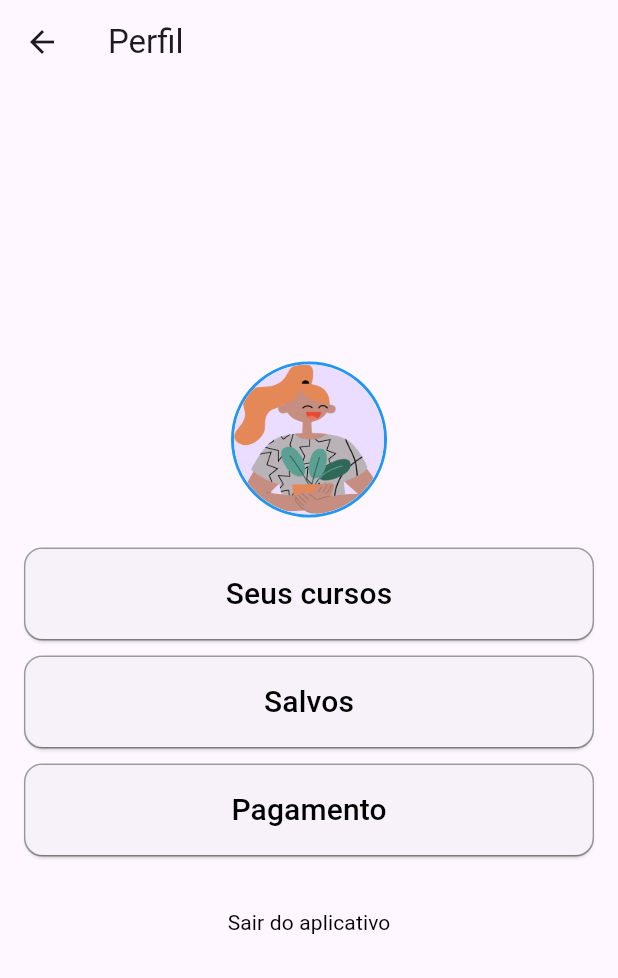
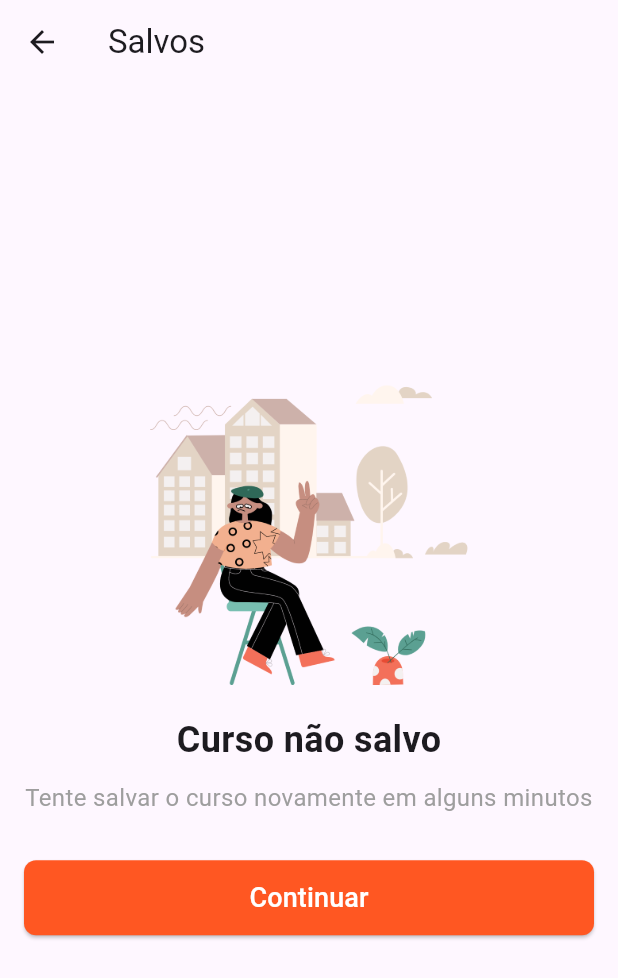
Before and after one commit to vctrsoares/Projeto_titan, a Flutter app: the ProfilePage screen opened directly, after a tap on "Salvos", on a phone screen of 412 x 824 dp. Shown: the top 978 px of the screen. Run offline on Flutter 3.47's test engine with Material 3 defaults, Android fonts, the phone set to English and light mode, and no system bars.

Commit message:
Adicionando pagina de pagamento e pagina de salvos

```diff
--- /dev/null
+++ b/projeto_final_TITAN/lib/screens/not_saved_screen.dart
@@ -0,0 +1,65 @@
+import 'package:flutter/material.dart';
+
+class SavedCoursesPage extends StatelessWidget {
+  const SavedCoursesPage({Key? key}) : super(key: key);
+
+  @override
+  Widget build(BuildContext context) {
+    return Scaffold(
+      appBar: AppBar(
+        title: const Text('Salvos'),
+        leading: IconButton(
+          icon: const Icon(Icons.arrow_back),
+          onPressed: () {
+            Navigator.pop(context);
+          },
+        ),
+      ),
+      body: Center(
+        child: Padding(
+          padding: const EdgeInsets.all(16.0),
+          child: Column(
+            mainAxisAlignment: MainAxisAlignment.center,
+            children: <Widget>[
+              Image.asset(
+                'assets/images/image_notsaved.png', // Coloque a imagem apropriada aqui
+                height: 200,
+              ),
+              const SizedBox(height: 20),
+              const Text(
+                'Curso não salvo',
+                style: TextStyle(fontSize: 24, fontWeight: FontWeight.bold),
+              ),
+              const SizedBox(height: 10),
+              const Text(
+                'Tente salvar o curso novamente em alguns minutos',
+                textAlign: TextAlign.center,
+                style: TextStyle(fontSize: 16, color: Colors.grey),
+              ),
+              const SizedBox(height: 30),
+              ElevatedButton(
+                onPressed: () {
+                  Navigator.pop(context);
+                },
+                style: ElevatedButton.styleFrom(
+                  backgroundColor: Colors.deepOrange,
+                  minimumSize: const Size(double.infinity, 50),
+                  shape: RoundedRectangleBorder(
+                    borderRadius: BorderRadius.circular(8),
+                  ),
+                ),
+                child: const Text(
+                  'Continuar',
+                  style: TextStyle(
+                    fontSize: 18,
+                    color: Colors.white,
+                  ),
+                ),
+              ),
+            ],
+          ),
+        ),
+      ),
+    );
+  }
+}
--- a/projeto_final_TITAN/lib/screens/profile_screen.dart
+++ b/projeto_final_TITAN/lib/screens/profile_screen.dart
@@ -1,8 +1,10 @@
 import 'package:flutter/material.dart';
+import 'package:projeto_final_titan/screens/home_screen.dart';
 import 'your_courses_screen.dart';
 import '../widgets/bordered_elevated_button.dart';
 import 'login_screen.dart';
-
+import 'not_saved_screen.dart';
+import 'payment_screen.dart';
 class ProfilePage extends StatelessWidget {
   const ProfilePage({Key? key}) : super(key: key);
 
@@ -14,7 +16,10 @@ class ProfilePage extends StatelessWidget {
         leading: IconButton(
           icon: const Icon(Icons.arrow_back),
           onPressed: () {
-            Navigator.pop(context);
+            Navigator.pushReplacement(
+              context,
+              MaterialPageRoute(builder: (context) => HomePage()),
+            );
           },
         ),
       ),
@@ -53,14 +58,24 @@ class ProfilePage extends StatelessWidget {
               const SizedBox(height: 10),
               BorderedElevatedButton(
                 onPressed: () {
-                  // Navegar para a página de salvos
+                  Navigator.push(
+                    context,
+                    MaterialPageRoute(
+                      builder: (context) => SavedCoursesPage(),
+                    ),
+                  ); // Navegar para a página de salvos
                 },
                 text: 'Salvos',
               ),
               const SizedBox(height: 10),
               BorderedElevatedButton(
                 onPressed: () {
-                  // Navegar para a página de pagamento
+                  Navigator.push(
+                    context,
+                    MaterialPageRoute(
+                      builder: (context) => PaymentPage(),
+                    ),
+                  );// Navegar para a página de pagamento
                 },
                 text: 'Pagamento',
               ),
--- a/projeto_final_TITAN/lib/screens/settings_screen.dart
+++ b/projeto_final_TITAN/lib/screens/settings_screen.dart
@@ -1,4 +1,5 @@
 import 'package:flutter/material.dart';
+import 'home_screen.dart'; // Certifique-se de importar a HomeScreen
 
 class SettingsPage extends StatefulWidget {
   final String userName;
@@ -52,7 +53,10 @@ class _SettingsPageState extends State<SettingsPage> {
         leading: IconButton(
           icon: const Icon(Icons.arrow_back),
           onPressed: () {
-            Navigator.pop(context);
+            Navigator.pushReplacement(
+              context,
+              MaterialPageRoute(builder: (context) => HomePage()),
+            );
           },
         ),
       ),
--- a/projeto_final_TITAN/pubspec.yaml
+++ b/projeto_final_TITAN/pubspec.yaml
@@ -75,6 +75,8 @@ flutter:
     - assets/images/image_splashscreen.png
     - assets/images/image_htmlcourse.png
     - assets/images/image_fluttercourse.png
+    - assets/images/image_scrumcourse.png
+    - assets/images/image_notsaved.png
   # An image asset can refer to one or more resolution-specific "variants", see
   # https://flutter.dev/assets-and-images/#resolution-aware
 
```
Also changed, not shown: projeto_final_TITAN/lib/screens/payment_screen.dart (added, +65 -0 lines), projeto_final_TITAN/assets/images/image_notsaved.png (added), projeto_final_TITAN/assets/images/image_scrumcourse.png (added).
